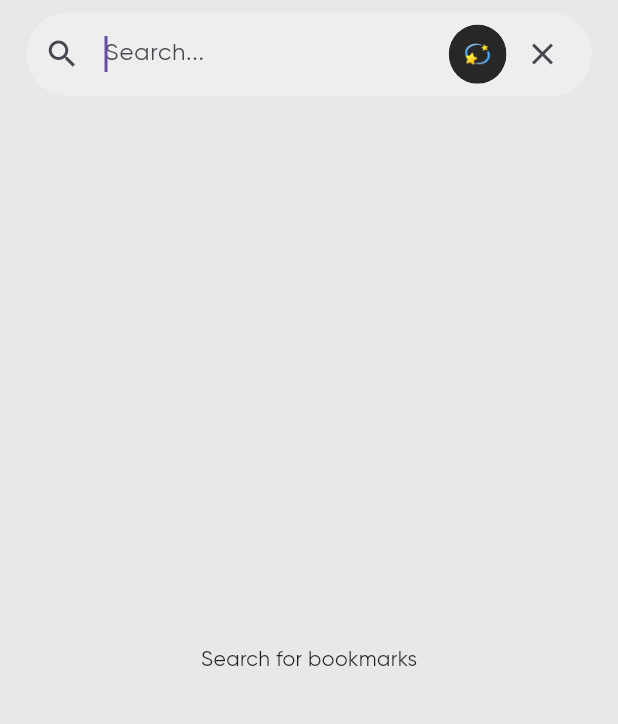
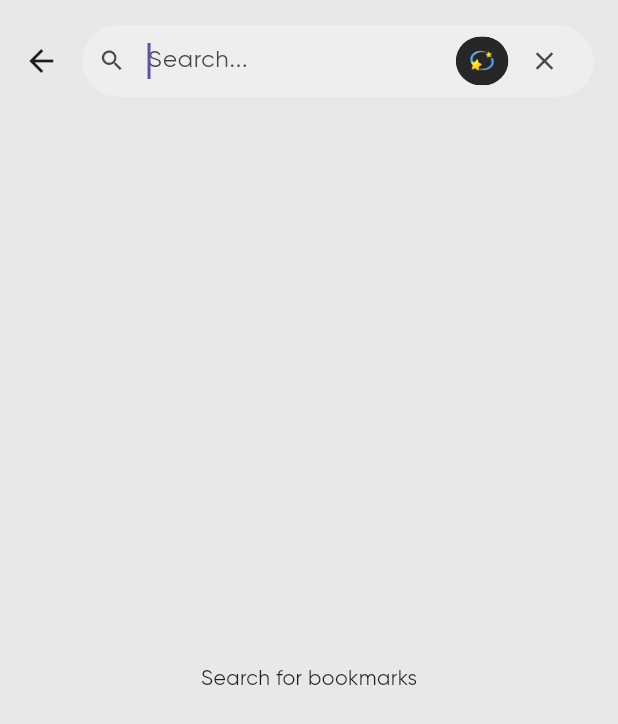
Before and after one commit to markonehq/bookmark, a Flutter app: the SearchView screen opened by its route, on a phone screen of 412 x 824 dp. Shown: the top 724 px of the screen. Run offline on Flutter 3.47's test engine with Material 3 defaults, Android fonts, the phone set to English and light mode, and no system bars; drawn by our look-alikes of flutter_animate; our stand-ins replace cloud_firestore, firebase_auth, firebase_core, flutter_markdown, flutter_screenutil, flutter_speed_dial and 9 more; missing offline and left inert: metadata_fetch; accounts and stored records are empty; generated files the repository leaves out were written again.

Commit message:
fix: back navigation in search_view

```diff
--- a/lib/ui/views/search/search_view.dart
+++ b/lib/ui/views/search/search_view.dart
@@ -18,13 +18,17 @@ class SearchView extends StatelessWidget {
       viewModelBuilder: () => SearchViewmodel(),
       onViewModelReady: (model) => model.init(),
       builder: (context, model, child) => Scaffold(
-          body: SafeArea(
-        child: Padding(
-          padding: EdgeInsets.symmetric(vertical: 8.h),
-          child: Column(
-            children: [
-              Padding(
-                padding: EdgeInsets.symmetric(horizontal: 16.w),
+          appBar: AppBar(
+            toolbarHeight: 80.h, // Reduced from 100.h
+            backgroundColor: context.colorScheme.backgroundLight,
+            titleSpacing: 0,
+            leading: IconButton(
+              icon: const Icon(Icons.arrow_back),
+              onPressed: () => model.navigationService.back(),
+            ),
+            leadingWidth: 50.w,
+            title: Padding(
+              padding: EdgeInsets.only(right: 16.h),
               child: TextField(
                 controller: model._searchController,
                 autofocus: true,
@@ -37,14 +41,19 @@ class SearchView extends StatelessWidget {
                   ),
                   filled: true,
                   fillColor: Colors.grey[200],
+                  isDense: true, // Makes the field more compact
+                  contentPadding: EdgeInsets.symmetric(
+                      vertical: 8.h), // Reduced internal padding
                   prefixIcon: const Icon(Icons.search),
+                  prefixIconConstraints:
+                      BoxConstraints(minWidth: 36.w), // Smaller prefix
                   suffixIcon: Row(
                     mainAxisSize: MainAxisSize.min,
                     mainAxisAlignment: MainAxisAlignment.end,
                     children: [
                       SizedBox(
-                          width: 35.w,
-                          height: 39.h,
+                        width: 32.w, // Slightly smaller
+                        height: 32.h, // Slightly smaller
                         child: ClipRRect(
                           borderRadius: BorderRadius.circular(100.w),
                           child: TextButton(
@@ -57,17 +66,20 @@ class SearchView extends StatelessWidget {
                                 foregroundColor: Colors.white,
                                 padding: const EdgeInsets.all(0)),
                             child:
-                                  Text("💫", style: TextStyle(fontSize: 15.sp)),
+                                Text("💫", style: TextStyle(fontSize: 14.sp)),
                           ),
                         ),
                       ),
                       IconButton(
-                          icon: const Icon(Icons.close),
+                        icon: const Icon(Icons.close, size: 20),
+                        constraints: BoxConstraints(
+                            minWidth: 36.w), // Smaller close button
+                        padding: EdgeInsets.zero,
                         onPressed: () {
                           model.clearSearch(context);
                         },
                       ),
-                        SizedBox(width: 8.w),
+                      8.horizontalSpace,
                     ],
                   ),
                 ),
@@ -76,6 +88,12 @@ class SearchView extends StatelessWidget {
                   .fadeIn(duration: 500.ms)
                   .slide(begin: const Offset(0, 0.3)),
             ),
+          ),
+          body: SafeArea(
+            child: Padding(
+              padding: EdgeInsets.symmetric(vertical: 8.h),
+              child: Column(
+                children: [
                   model.searchQuery.isNotEmpty && !model._isShowSummery
                       ? Expanded(
                           child: AnimatedSwitcher(
@@ -86,11 +104,13 @@ class SearchView extends StatelessWidget {
                                     ScrollViewKeyboardDismissBehavior.onDrag,
                                 slivers: [
                                   SliverPadding(
-                                padding: EdgeInsets.symmetric(vertical: 16.h),
+                                    padding:
+                                        EdgeInsets.symmetric(vertical: 16.h),
                                     sliver: SliverMasonryGrid.count(
                                       crossAxisCount: 2,
                                       itemBuilder: (context, index) {
-                                    final link = model.bookmarks[index].link;
+                                        final link =
+                                            model.bookmarks[index].link;
                                         final bookmark =
                                             HomeViewModel.ogDataCache[link] ??
                                                 model.bookmarks[index];
```
Lines whose indentation alone changed are shown as unchanged.
